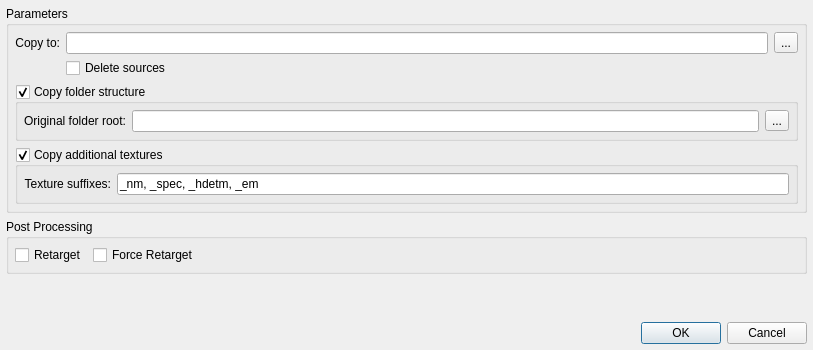
Old version of the form fxpt/fx_textureManager/CopyMoveDialogUI.ui in the repository theetcher/fxpt.
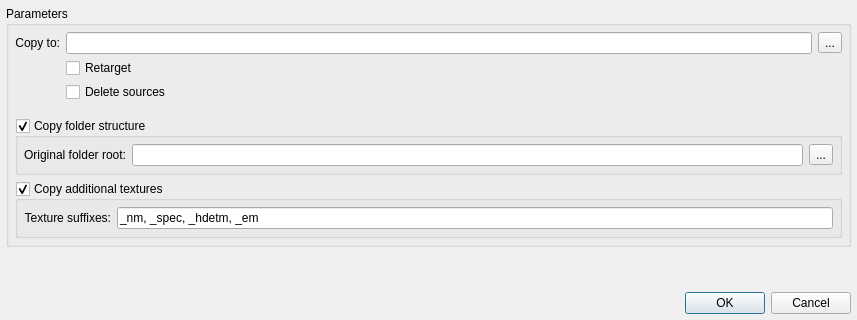
New version of the form. Icons and pictures are not drawn. Custom widgets are drawn as their Qt base class.

Commit message: fx_textureManager: Copy Move in progress

What changed in the file:
```diff
--- a/fxpt/fx_textureManager/CopyMoveDialogUI.ui
+++ b/fxpt/fx_textureManager/CopyMoveDialogUI.ui
@@ -6,8 +6,8 @@
    <rect>
     <x>0</x>
     <y>0</y>
-    <width>813</width>
-    <height>350</height>
+    <width>857</width>
+    <height>320</height>
    </rect>
   </property>
   <property name="sizePolicy">
@@ -19,7 +19,7 @@
   <property name="maximumSize">
    <size>
     <width>16777215</width>
-    <height>350</height>
+    <height>320</height>
    </size>
   </property>
   <property name="windowTitle">
@@ -40,7 +40,7 @@
         <property name="verticalSpacing">
          <number>4</number>
         </property>
-        <item row="1" column="1">
+        <item row="2" column="1">
          <widget class="QCheckBox" name="uiCHK_deleteSources">
           <property name="minimumSize">
            <size>
@@ -86,8 +86,37 @@
           </property>
          </widget>
         </item>
+        <item row="1" column="1">
+         <widget class="QCheckBox" name="uiCHK_retarget">
+          <property name="minimumSize">
+           <size>
+            <width>0</width>
+            <height>20</height>
+           </size>
+          </property>
+          <property name="text">
+           <string>Retarget</string>
+          </property>
+         </widget>
+        </item>
        </layout>
       </item>
+      <item>
+       <spacer name="verticalSpacer_2">
+        <property name="orientation">
+         <enum>Qt::Vertical</enum>
+        </property>
+        <property name="sizeType">
+         <enum>QSizePolicy::Fixed</enum>
+        </property>
+        <property name="sizeHint" stdset="0">
+         <size>
+          <width>20</width>
+          <height>10</height>
+         </size>
+        </property>
+       </spacer>
+      </item>
       <item>
        <widget class="QGroupBox" name="uiGRP_folderStructure">
         <property name="title">
@@ -165,54 +194,6 @@
      </layout>
     </widget>
    </item>
-   <item>
-    <widget class="QGroupBox" name="groupBox_3">
-     <property name="title">
-      <string>Post Processing</string>
-     </property>
-     <layout class="QHBoxLayout" name="horizontalLayout_4">
-      <item>
-       <widget class="QCheckBox" name="uiCHK_retarget">
-        <property name="minimumSize">
-         <size>
-          <width>0</width>
-          <height>20</height>
-         </size>
-        </property>
-        <property name="text">
-         <string>Retarget</string>
-        </property>
-       </widget>
-      </item>
-      <item>
-       <widget class="QCheckBox" name="uiCHK_forceRetarget">
-        <property name="minimumSize">
-         <size>
-          <width>0</width>
-          <height>20</height>
-         </size>
-        </property>
-        <property name="text">
-         <string>Force Retarget</string>
-        </property>
-       </widget>
-      </item>
-      <item>
-       <spacer name="horizontalSpacer_2">
-        <property name="orientation">
-         <enum>Qt::Horizontal</enum>
-        </property>
-        <property name="sizeHint" stdset="0">
-         <size>
-          <width>40</width>
-          <height>20</height>
-         </size>
-        </property>
-       </spacer>
-      </item>
-     </layout>
-    </widget>
-   </item>
    <item>
     <spacer name="verticalSpacer">
      <property name="orientation">
```
Left out of the diff: 18 changed lines with no effect on the pictures. The commit also changes 10 other files.
